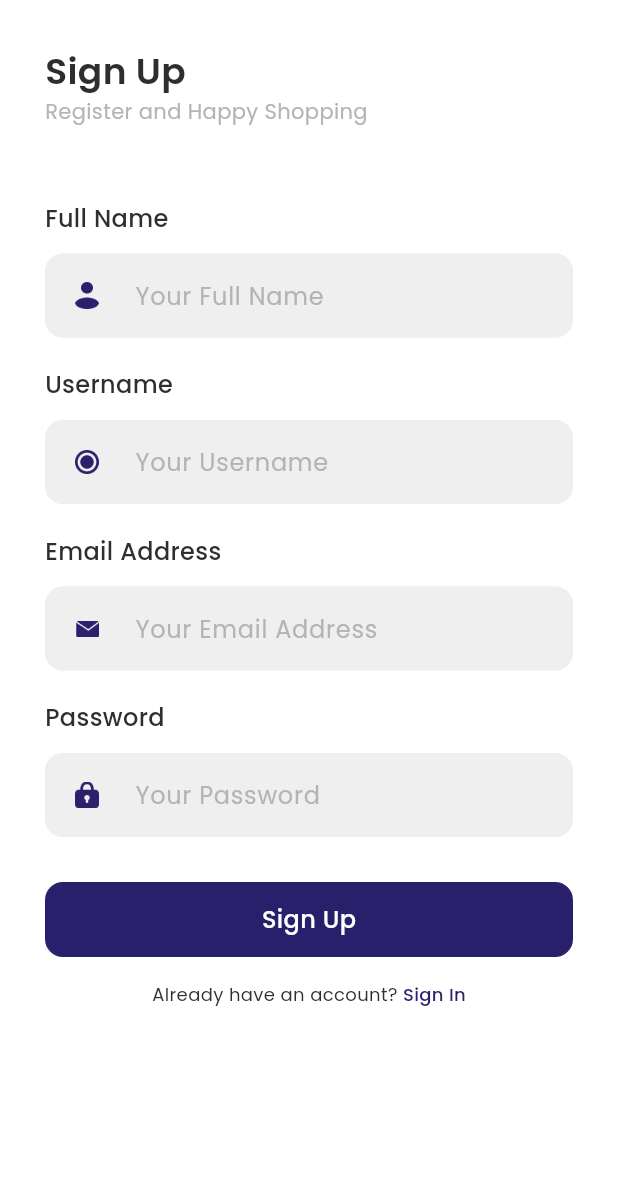
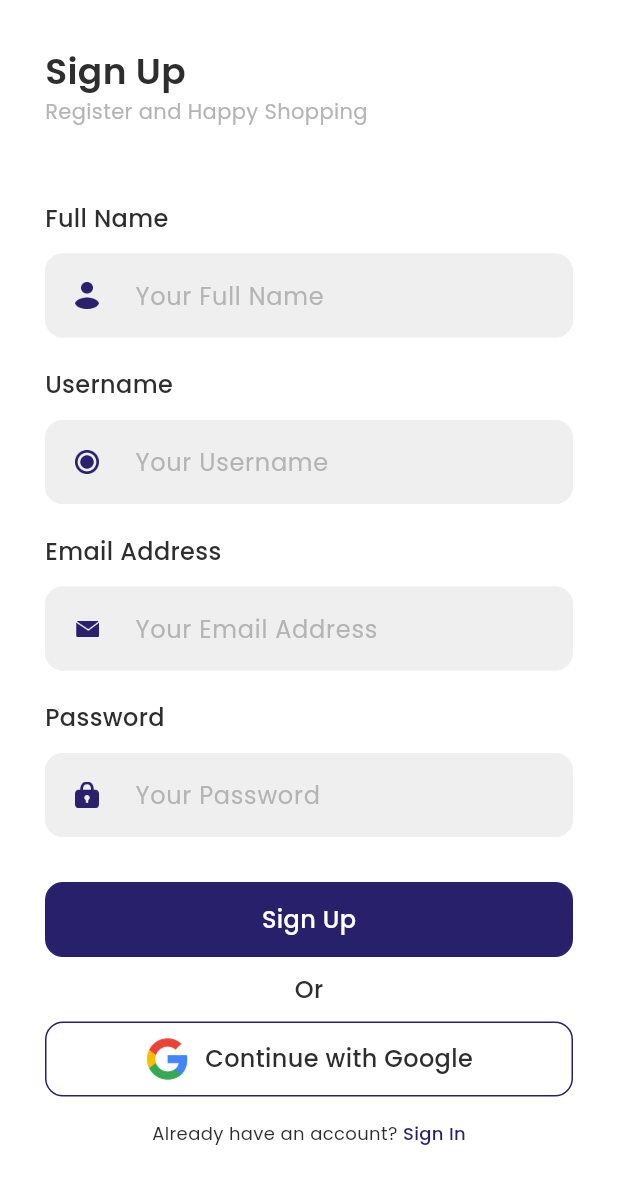
Before and after one commit to matinrajab/punggawa_store_app, a Flutter app: the screen it shows after launch, after a tap on "Sign up", on a phone screen of 412 x 824 dp. Shown: the top 1184 px of the screen. Run offline on Flutter 3.47's test engine with Material 3 defaults, Android fonts, the phone set to English and light mode, and no system bars; our stand-ins replace badges, carousel_slider, cloud_firestore, currency_text_input_formatter, dropdown_search, firebase_auth and 9 more; accounts and stored records are empty; network calls fail.

Commit message:
google sign in

```diff
--- a/lib/pages/auth/sign_in_page.dart
+++ b/lib/pages/auth/sign_in_page.dart
@@ -3,6 +3,7 @@ import 'package:provider/provider.dart';
 import 'package:shoe_store_app/pages/auth/sign_up_page.dart';
 import 'package:shoe_store_app/pages/auth/widgets/auth_text_form.dart';
 import 'package:shoe_store_app/pages/auth/widgets/footer.dart';
+import 'package:shoe_store_app/pages/auth/widgets/continue_with_google_button.dart';
 import 'package:shoe_store_app/pages/main/main_page.dart';
 import 'package:shoe_store_app/pages/widgets/title_and_subtitle.dart';
 import 'package:shoe_store_app/pages/widgets/my_button.dart';
@@ -26,7 +27,7 @@ class SignInPage extends StatelessWidget {
     AuthProvider authProvider =
         Provider.of<AuthProvider>(context, listen: false);
 
-    handleLogin() async {
+    handleSignIn() async {
       authProvider.isLoading = true;
       if (await authProvider.login(
         email: _emailController.text.trim(),
@@ -87,9 +88,23 @@ class SignInPage extends StatelessWidget {
                       ? MyCircularIndicator.show()
                       : MyButton(
                           text: 'Sign In',
-                          onTap: handleLogin,
+                          onTap: handleSignIn,
                         ),
                 ),
+                Align(
+                  alignment: Alignment.center,
+                  child: Padding(
+                    padding: const EdgeInsets.symmetric(vertical: 10),
+                    child: Text(
+                      'Or',
+                      style: primaryTextStyle.copyWith(
+                        fontSize: 16,
+                        fontWeight: medium,
+                      ),
+                    ),
+                  ),
+                ),
+                const ContinueWithGoogleButton(),
                 Footer(
                   text: 'Don\'t have an account?',
                   textButton: 'Sign up',
--- a/lib/pages/auth/sign_up_page.dart
+++ b/lib/pages/auth/sign_up_page.dart
@@ -2,6 +2,7 @@ import 'package:flutter/material.dart';
 import 'package:provider/provider.dart';
 import 'package:shoe_store_app/pages/auth/widgets/auth_text_form.dart';
 import 'package:shoe_store_app/pages/auth/widgets/footer.dart';
+import 'package:shoe_store_app/pages/auth/widgets/continue_with_google_button.dart';
 import 'package:shoe_store_app/pages/main/main_page.dart';
 import 'package:shoe_store_app/pages/widgets/title_and_subtitle.dart';
 import 'package:shoe_store_app/pages/widgets/my_button.dart';
@@ -105,6 +106,20 @@ class SignUpPage extends StatelessWidget {
                           onTap: handleSignUp,
                         ),
                 ),
+                Align(
+                  alignment: Alignment.center,
+                  child: Padding(
+                    padding: const EdgeInsets.symmetric(vertical: 10),
+                    child: Text(
+                      'Or',
+                      style: primaryTextStyle.copyWith(
+                        fontSize: 16,
+                        fontWeight: medium,
+                      ),
+                    ),
+                  ),
+                ),
+                const ContinueWithGoogleButton(),
                 Footer(
                   text: 'Already have an account?',
                   textButton: 'Sign In',
--- /dev/null
+++ b/lib/pages/auth/widgets/button_with_prefix.dart
@@ -0,0 +1,63 @@
+import 'package:flutter/material.dart';
+import 'package:shoe_store_app/shared/theme.dart';
+
+class ButtonWithPrefix extends StatelessWidget {
+  final Color? fontColor;
+  final Color? buttonColor;
+  final Color borderColor;
+  final Widget widget;
+  final String text;
+  final GestureTapCallback? onTap;
+
+  const ButtonWithPrefix({
+    super.key,
+    this.fontColor,
+    this.buttonColor = Colors.transparent,
+    this.borderColor = primaryColor,
+    required this.widget,
+    required this.text,
+    this.onTap,
+  });
+
+  @override
+  Widget build(BuildContext context) {
+    return Container(
+      height: 50,
+      decoration: BoxDecoration(
+        border: Border.all(color: borderColor),
+        borderRadius: generalBorderRadius,
+        color: buttonColor,
+      ),
+      child: Material(
+        borderRadius: generalBorderRadius,
+        color: Colors.transparent,
+        child: InkWell(
+          borderRadius: generalBorderRadius,
+          onTap: onTap,
+          child: Center(
+            child: Padding(
+              padding: const EdgeInsets.symmetric(horizontal: 12),
+              child: Row(
+                mainAxisAlignment: MainAxisAlignment.center,
+                children: [
+                  widget,
+                  const SizedBox(
+                    width: 10,
+                  ),
+                  Text(
+                    text,
+                    style: primaryTextStyle.copyWith(
+                      fontSize: 16,
+                      fontWeight: medium,
+                      color: fontColor,
+                    ),
+                  ),
+                ],
+              ),
+            ),
+          ),
+        ),
+      ),
+    );
+  }
+}
--- /dev/null
+++ b/lib/pages/auth/widgets/continue_with_google_button.dart
@@ -0,0 +1,71 @@
+import 'package:flutter/material.dart';
+import 'package:provider/provider.dart';
+import 'package:shoe_store_app/models/user_model.dart';
+import 'package:shoe_store_app/pages/auth/widgets/button_with_prefix.dart';
+import 'package:shoe_store_app/pages/main/main_page.dart';
+import 'package:shoe_store_app/pages/widgets/my_circular_indicator.dart';
+import 'package:shoe_store_app/pages/widgets/my_snack_bar.dart';
+import 'package:shoe_store_app/providers/address_provider.dart';
+import 'package:shoe_store_app/providers/auth_provider.dart';
+import 'package:shoe_store_app/providers/transaction_provider.dart';
+
+class ContinueWithGoogleButton extends StatelessWidget {
+  const ContinueWithGoogleButton({super.key});
+
+  @override
+  Widget build(BuildContext context) {
+    AuthProvider authProvider =
+        Provider.of<AuthProvider>(context, listen: false);
+
+    handleContinueWithGoogle() async {
+      authProvider.isGoogleLoading = true;
+      if (await authProvider.signInWithGoogle()) {
+        UserModel user = authProvider.user;
+        String email = user.email!;
+        String password = authProvider.passwordTemp;
+        if (await authProvider.login(
+          email: email,
+          password: password,
+        )) {
+          await Provider.of<TransactionProvider>(context, listen: false)
+              .getTransactions();
+          Navigator.pushNamedAndRemoveUntil(
+              context, MainPage.routeName, (route) => false);
+          await Provider.of<AddressProvider>(context, listen: false)
+              .getAddresses();
+        } else {
+          String name = user.name!;
+          String username = user.username!;
+          if (await authProvider.register(
+            name: name,
+            username: username,
+            email: email,
+            password: password,
+          )) {
+            Navigator.pushNamedAndRemoveUntil(
+                context, MainPage.routeName, (route) => false);
+          }
+        }
+      } else {
+        MySnackBar.failed(
+          context,
+          message: 'Gagal Login',
+        );
+      }
+      authProvider.isGoogleLoading = false;
+    }
+
+    return Consumer<AuthProvider>(
+      builder: (context, authProvider, _) => authProvider.isGoogleLoading
+          ? MyCircularIndicator.show()
+          : ButtonWithPrefix(
+              widget: Image.asset(
+                'assets/image/google_logo.png',
+                height: 30,
+              ),
+              text: 'Continue with Google',
+              onTap: handleContinueWithGoogle,
+            ),
+    );
+  }
+}
--- a/lib/pages/checkout/select_address_page.dart
+++ b/lib/pages/checkout/select_address_page.dart
@@ -44,8 +44,8 @@ class SelectAddressPage extends StatelessWidget {
                       AddressModel address =
                           addresses[addressProvider.addressSelected];
 
-                      await checkoutProvider.getShippingPrice(
-                          address.city!.cityId!, checkoutProvider.totalItems());
+                      await checkoutProvider
+                          .getShippingPrice(address.city!.cityId!);
                       Navigator.pop(context);
                     },
                   );
--- a/lib/pages/widgets/payment_summary.dart
+++ b/lib/pages/widgets/payment_summary.dart
@@ -50,7 +50,7 @@ class PaymentSummary extends StatelessWidget {
           ),
           PaymentSummaryItem(
             type: 'Shipping',
-            information: currencyFormat(shippingPrice),
+            information: shippingPrice == -1 ? 'Unidentified' : currencyFormat(shippingPrice),
           ),
           const SizedBox(
             height: 11,
--- a/lib/pages/widgets/payment_summary_item.dart
+++ b/lib/pages/widgets/payment_summary_item.dart
@@ -22,7 +22,7 @@ class PaymentSummaryItem extends StatelessWidget {
           style: secondaryTextStyle.copyWith(fontSize: 12),
         ),
         Text(
-          information == currencyFormat(0) ? 'Free' : information,
+          information,
           style: primaryTextStyle.copyWith(fontWeight: medium),
         )
       ],
--- a/lib/providers/checkout_provider.dart
+++ b/lib/providers/checkout_provider.dart
@@ -41,11 +41,11 @@ class CheckoutProvider with ChangeNotifier {
     return total;
   }
 
-  Future<void> getShippingPrice(String cityId, int totalItems) async {
+  Future<void> getShippingPrice(String cityId) async {
     try {
       int shippingPrice = await RajaOngkirService().getShippingPrice(
         destinationId: cityId,
-        totalItems: totalItems,
+        totalItems: totalItems(),
       );
 
       _shippingPrice = shippingPrice;
--- /dev/null
+++ b/lib/shared/random_string_generator.dart
@@ -0,0 +1,18 @@
+import 'dart:math';
+
+class RandomStringGenerator {
+  final String _chars =
+      'AaBbCcDdEeFfGgHhIiJjKkLlMmNnOoPpQqRrSsTtUuVvWwXxYyZz1234567890._';
+  final Random _rnd = Random();
+
+  String getRandomString(int length) => String.fromCharCodes(
+        Iterable.generate(
+          length,
+          (_) => _chars.codeUnitAt(
+            _rnd.nextInt(
+              _chars.length,
+            ),
+          ),
+        ),
+      );
+}
--- a/pubspec.yaml
+++ b/pubspec.yaml
@@ -52,6 +52,8 @@ dependencies:
   firebase_messaging: ^14.7.21
   flutter_local_notifications: ^17.0.0
   dropdown_search: ^5.0.6
+  firebase_auth: ^4.19.0
+  google_sign_in: ^6.2.1
 
 dev_dependencies:
   flutter_test:
```
Also changed, not shown: lib/pages/address/add_address_page.dart (+2 -5 lines), lib/pages/checkout/checkout_page.dart (+5 -4 lines), lib/pages/profile/edit_profile_page.dart (+15 -13 lines), lib/pages/profile/widgets/edit_profile_text_form.dart (+12 -3 lines), lib/providers/auth_provider.dart (+35 -1 lines), lib/services/auth_service.dart (+22 -0 lines), assets/image/google_logo.png (added), pubspec.lock, 3 other files.
